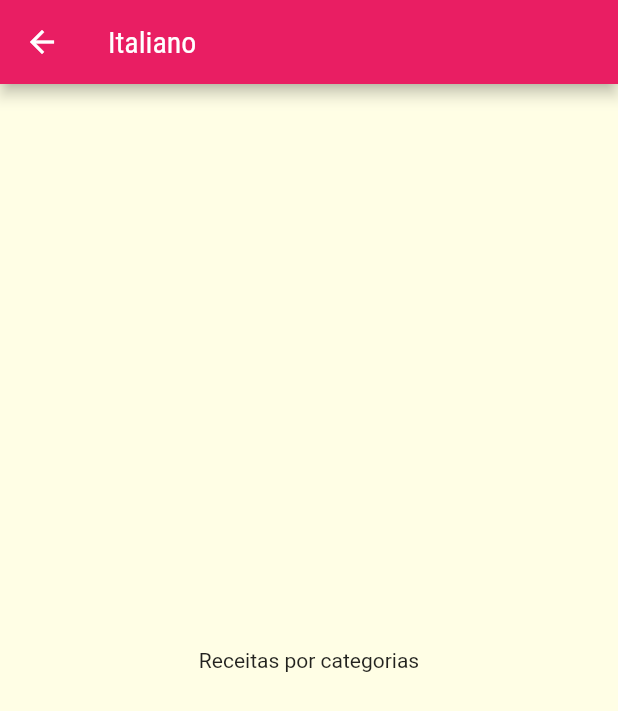
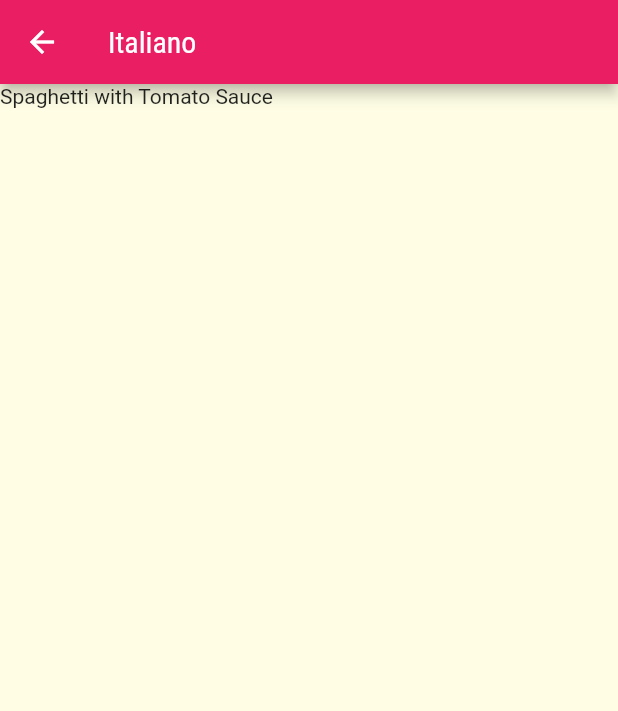
Before and after one commit to felixvicent/meals, a Flutter app: the screen it shows after launch, after a tap on "Italiano", on a phone screen of 412 x 824 dp. Shown: the top 711 px of the screen. Run offline on Flutter 3.47's test engine with Material 2 defaults, Android fonts, the phone set to English and light mode, and no system bars.

Commit message:
List meal for categories

```diff
--- a/lib/screens/categories_meals_screen.dart
+++ b/lib/screens/categories_meals_screen.dart
@@ -1,6 +1,7 @@
 // ignore_for_file: use_key_in_widget_constructors, prefer_const_constructors
 
 import 'package:flutter/material.dart';
+import 'package:meals/data/dummy_data.dart';
 import 'package:meals/models/category.dart';
 
 class CategoriesMealsScreen extends StatelessWidget {
@@ -8,12 +9,19 @@ class CategoriesMealsScreen extends StatelessWidget {
   Widget build(BuildContext context) {
     final category = ModalRoute.of(context)!.settings.arguments as Category;
 
+    final categoryMeals = DUMMY_MEALS.where((meal) {
+      return meal.categories.contains(category.id);
+    }).toList();
+
     return Scaffold(
       appBar: AppBar(
         title: Text(category.title),
       ),
-      body: Center(
-        child: Text('Receitas por categorias'),
+      body: ListView.builder(
+        itemCount: categoryMeals.length,
+        itemBuilder: (ctx, index) {
+          return Text(categoryMeals[index].title);
+        },
       ),
     );
   }
```
